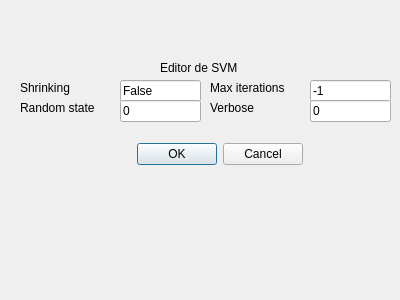
Above: Resources/UI/DialogSVM.ui from 40CompilerErrors/Proyecto2 before the change. Below: the same form after it.
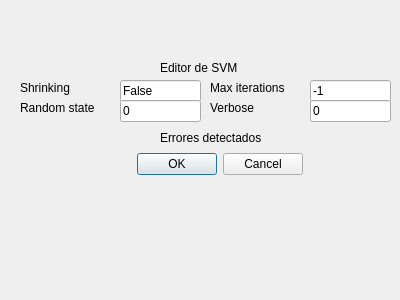
That is the form after the change.

The edit to the form file:
```diff
--- a/Resources/UI/DialogSVM.ui
+++ b/Resources/UI/DialogSVM.ui
@@ -46,7 +46,7 @@
    <property name="geometry">
     <rect>
      <x>110</x>
-     <y>140</y>
+     <y>150</y>
      <width>193</width>
      <height>28</height>
     </rect>
@@ -146,6 +146,19 @@
     <string>0</string>
    </property>
   </widget>
+  <widget class="QLabel" name="label_errors">
+   <property name="geometry">
+    <rect>
+     <x>160</x>
+     <y>130</y>
+     <width>121</width>
+     <height>16</height>
+    </rect>
+   </property>
+   <property name="text">
+    <string>Errores detectados</string>
+   </property>
+  </widget>
  </widget>
  <resources/>
  <connections/>
```
